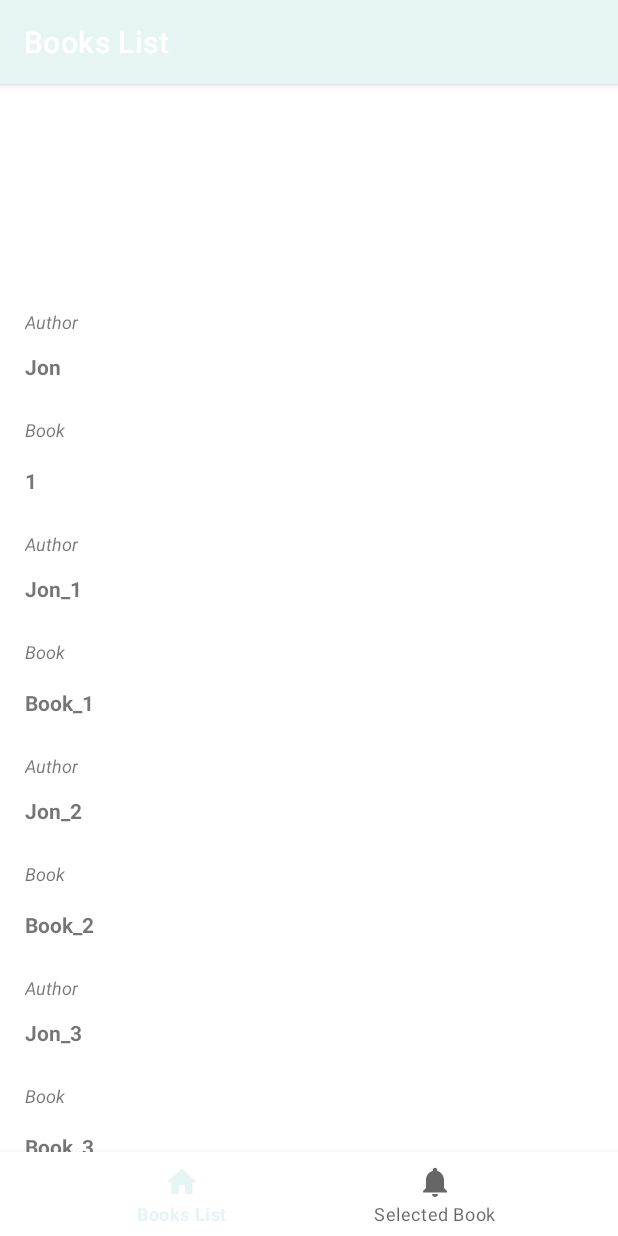
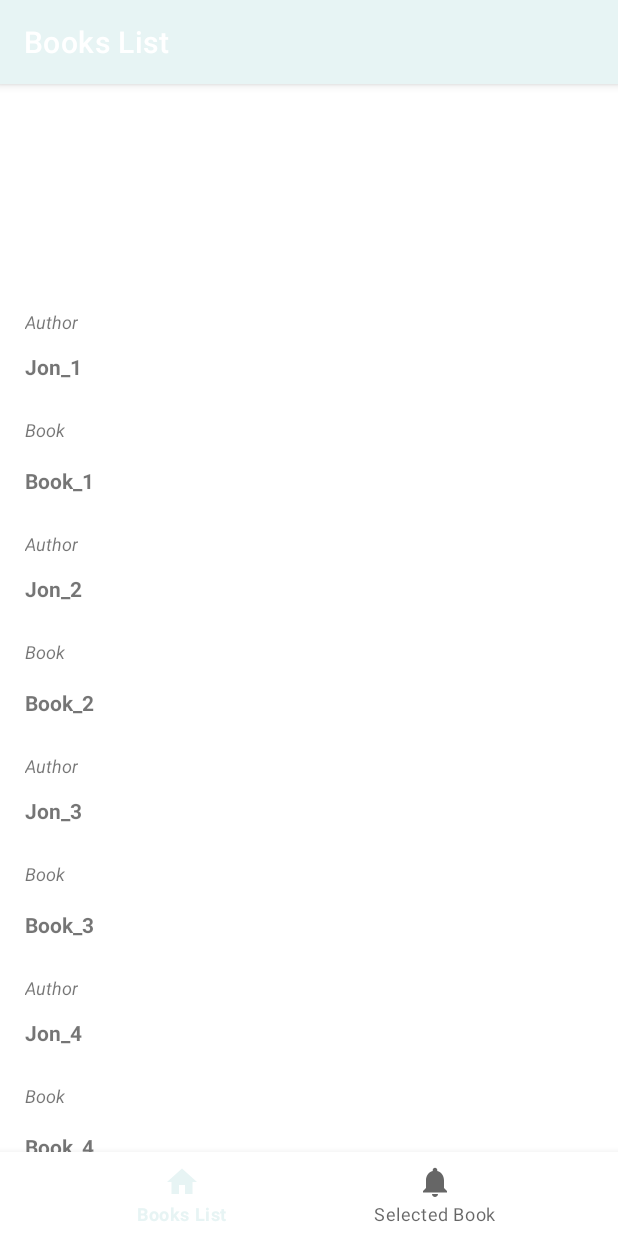
Before and after one commit to Losur/Micrurious, an Android app: the BooksListFragment screen opened directly, with no data from a screen before it, on a phone screen of 412 x 824 dp. Run offline under Robolectric (Android 15) with nearby library versions, the phone set to English and light mode, and no system bars; our stand-ins replace navigation-ui.

Commit message:
Finished 3 labs. 11 out of 11

```diff
--- a/app/src/main/java/com/example/laba_1/Interfaces/Authorization/IApiRequest.java
+++ b/app/src/main/java/com/example/laba_1/Interfaces/Authorization/IApiRequest.java
@@ -1,11 +1,14 @@
 package com.example.laba_1.Interfaces.Authorization;
 
+import com.example.laba_1.dto.Book;
 import com.example.laba_1.dto.TestResponse;
+
+import java.util.List;
 
 import retrofit2.Call;
 import retrofit2.http.GET;
 
 public interface IApiRequest {
-    @GET("sample")
-    Call<TestResponse> getUserState();
+    @GET("/Lpirskaya/JsonLab/master/Books1.json")
+    Call<List<Book>> getListOfBooks();
 }
--- a/app/src/main/java/com/example/laba_1/Model/AuthorizationRepository.java
+++ b/app/src/main/java/com/example/laba_1/Model/AuthorizationRepository.java
@@ -25,7 +25,7 @@ import retrofit2.Retrofit;
 import retrofit2.converter.gson.GsonConverterFactory;
 
 public class AuthorizationRepository implements IAuthorizationRepository {
-    private static String apiUrl= "";
+    private static String apiUrl= "https://raw.githubusercontent.com";
 
     private final List<User> users = new ArrayList<User>(){
         {
@@ -62,8 +62,7 @@ public class AuthorizationRepository implements IAuthorizationRepository {
                 break;
             }
         }
-        ApiRequestController controller = new ApiRequestController();
-        controller.start();
+
         return user;
     }
 }
--- a/app/src/main/java/com/example/laba_1/ViewModel/ApiRequestController.java
+++ b/app/src/main/java/com/example/laba_1/ViewModel/ApiRequestController.java
@@ -1,12 +1,14 @@
 package com.example.laba_1.ViewModel;
 
 import android.util.Log;
-import android.widget.Toast;
 
 import com.example.laba_1.Interfaces.Authorization.IApiRequest;
+import com.example.laba_1.dto.Book;
 import com.example.laba_1.dto.TestResponse;
 import com.google.gson.Gson;
 import com.google.gson.GsonBuilder;
+
+import java.util.List;
 
 import retrofit2.Call;
 import retrofit2.Callback;
@@ -14,8 +16,8 @@ import retrofit2.Response;
 import retrofit2.Retrofit;
 import retrofit2.converter.gson.GsonConverterFactory;
 
-public class ApiRequestController implements Callback<TestResponse> {
-    private static String baseUrl= "";
+public class ApiRequestController implements Callback<List<Book>> {
+    private static String baseUrl= "https://raw.githubusercontent.com";
     public void start() {
         Gson gson = new GsonBuilder()
                 .setLenient()
@@ -28,22 +30,25 @@ public class ApiRequestController implements Callback<TestResponse> {
 
         IApiRequest apiRequest = retrofit.create(IApiRequest.class);
 
-        Call<TestResponse> call = apiRequest.getUserState();
+        Call<List<Book>> call = apiRequest.getListOfBooks();
         call.enqueue(this);
 
     }
     @Override
-    public void onResponse(Call<TestResponse> call, Response<TestResponse> response) {
+    public void onResponse(Call<List<Book>> call, Response<List<Book>> response) {
         if (response.isSuccessful())
         {
             if (response.body() != null) {
-                Log.i("Succsess", response.body().name);
+                for (Book book:
+                     response.body()) {
+                    Log.i("Book", "\n\n"+book.Author + "\n"+book.Genre + "\n"+book.Name + "\n"+book.PublicationDate );
+                }
             }
         }
     }
 
     @Override
-    public void onFailure(Call<TestResponse> call, Throwable t) {
+    public void onFailure(Call<List<Book>> call, Throwable t) {
         t.printStackTrace();
     }
 }
--- a/app/src/main/java/com/example/laba_1/activity/ui/books_list/BooksListFragment.java
+++ b/app/src/main/java/com/example/laba_1/activity/ui/books_list/BooksListFragment.java
@@ -16,6 +16,7 @@ import androidx.lifecycle.ViewModelProvider;
 import androidx.recyclerview.widget.RecyclerView;
 
 import com.example.laba_1.R;
+import com.example.laba_1.ViewModel.ApiRequestController;
 import com.example.laba_1.adapter.BooksListAdapter;
 import com.example.laba_1.databinding.FragmentBooksListBinding;
 import com.example.laba_1.dto.Book;
@@ -35,26 +36,22 @@ public class BooksListFragment extends Fragment {
 
         binding = FragmentBooksListBinding.inflate(inflater, container, false);
         View root = binding.getRoot();
-        books.add(new Book(){
-            {
-                Author = "Jon";
-                BookTitle = "1";
-            }
-        });
-
 
         String[] a = getResources().getStringArray(R.array.authors);
         List<String> recyclerData = Arrays.asList(a);
         for (int i = 0; i < recyclerData.size(); i+=2) {
             Book b = new Book();
             b.Author = recyclerData.get(i);
-            b.BookTitle = recyclerData.get(i + 1);
+            b.Name = recyclerData.get(i + 1);
             books.add(b);
         }
 
         BooksListAdapter adapter = new BooksListAdapter(this.getLayoutInflater(), books);
         RecyclerView recyclerView = binding.booksListRecycler;
         recyclerView.setAdapter(adapter);
+
+        ApiRequestController controller = new ApiRequestController();
+        controller.start();
 
         return root;
     }
--- a/app/src/main/java/com/example/laba_1/adapter/BooksListAdapter.java
+++ b/app/src/main/java/com/example/laba_1/adapter/BooksListAdapter.java
@@ -36,7 +36,7 @@ public class BooksListAdapter extends
     public void onBindViewHolder(@NonNull ViewHolder holder, int position) {
         Book book = books.get(position);
         holder.author.setText(book.Author);
-        holder.bookTitle.setText(book.BookTitle);
+        holder.bookTitle.setText(book.Name);
     }
 
     @Override
--- a/app/src/main/java/com/example/laba_1/dto/Book.java
+++ b/app/src/main/java/com/example/laba_1/dto/Book.java
@@ -1,6 +1,22 @@
 package com.example.laba_1.dto;
 
+import com.google.gson.annotations.Expose;
+import com.google.gson.annotations.SerializedName;
+
 public class Book {
+    @SerializedName("Author")
+    @Expose
     public String Author;
-    public String BookTitle;
+
+    @SerializedName("Genre")
+    @Expose
+    public String Genre;
+
+    @SerializedName("Name")
+    @Expose
+    public String Name;
+
+    @SerializedName("PublicationDate")
+    @Expose
+    public String PublicationDate;
 }
```
